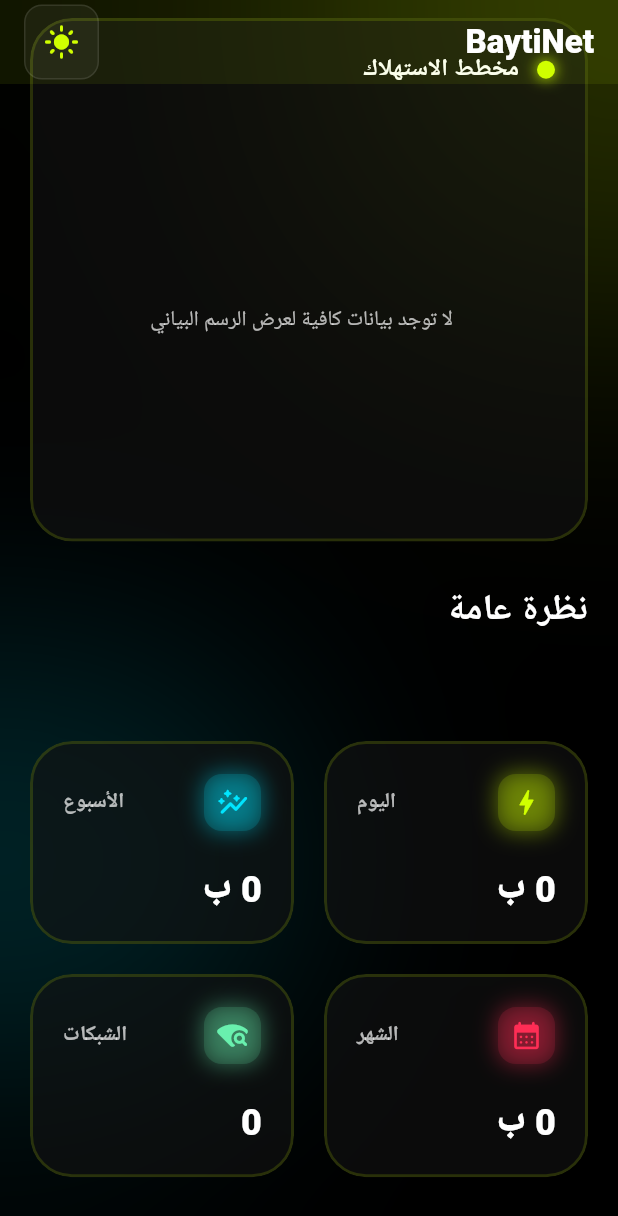
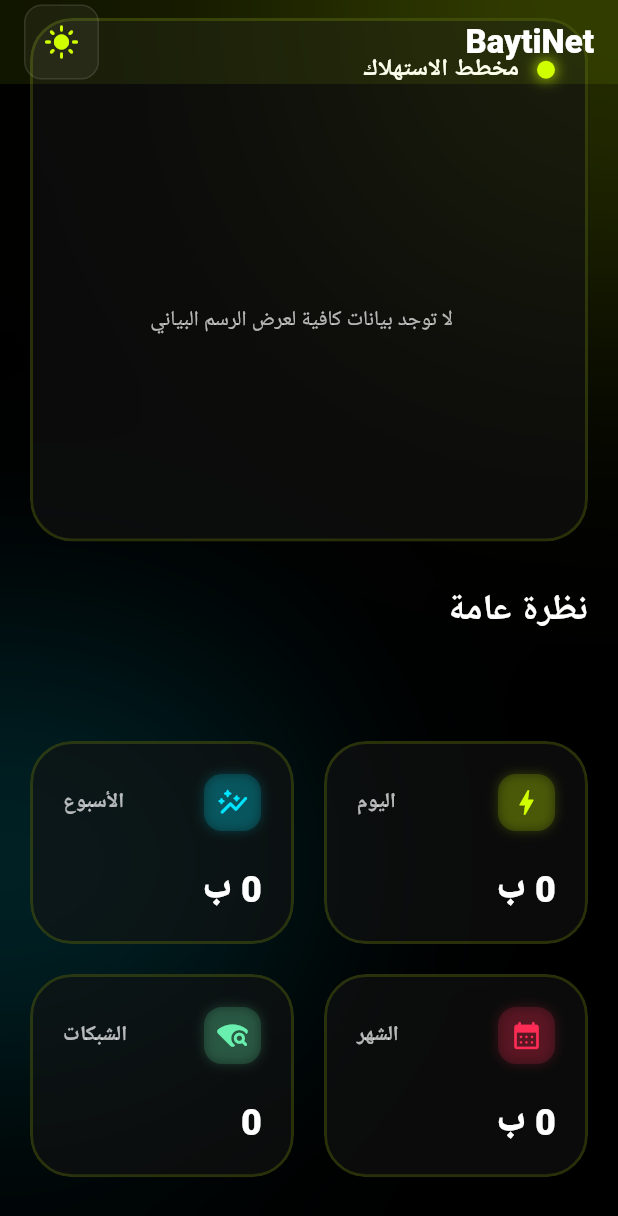
Before and after one commit to Saleh-Gharama/BaytiNet, a Flutter app: the DashboardScreen screen opened directly, scrolled down 432 dp, on a phone screen of 412 x 824 dp. Shown: the top 1216 px of the screen. Run offline on Flutter 3.47's test engine with Material 3 defaults, Android fonts, the phone set to English and light mode, and no system bars; our stand-ins replace fl_chart, permission_handler, sqflite; accounts and stored records are empty; Roboto replaces fonts that are missing (Cairo).

Commit message:
perf & style: optimize data fetching and reduce icon glow
- Parallelized native service and database calls in UsageProvider.
- Consolidated database queries and implemented in-memory filtering/aggregation.
- Removed redundant sorting in UsageChart.
- Toned down the glow effect (BoxShadow) around icons in Dashboard and Networks screens per user request.
- Added performance journal entry in .jules/bolt.md.

Co-authored-by: Saleh-Gharama <169466561+Saleh-Gharama@users.noreply.github.com>

```diff
--- a/lib/views/dashboard_screen.dart
+++ b/lib/views/dashboard_screen.dart
@@ -403,9 +403,9 @@ class _DashboardScreenState extends State<DashboardScreen> {
                     borderRadius: BorderRadius.circular(12),
                     boxShadow: [
                       BoxShadow(
-                        color: color.withValues(alpha: 0.4),
-                        blurRadius: 12,
-                        spreadRadius: 1,
+                        color: color.withValues(alpha: 0.2),
+                        blurRadius: 6,
+                        spreadRadius: 0,
                       ),
                     ],
                   ),
--- a/lib/views/networks_screen.dart
+++ b/lib/views/networks_screen.dart
@@ -96,9 +96,9 @@ class NetworksScreen extends StatelessWidget {
                   borderRadius: BorderRadius.circular(16),
                   boxShadow: [
                     BoxShadow(
-                      color: ThemeProvider.primaryNeon.withValues(alpha: 0.3),
-                      blurRadius: 15,
-                      spreadRadius: 1,
+                      color: ThemeProvider.primaryNeon.withValues(alpha: 0.15),
+                      blurRadius: 8,
+                      spreadRadius: 0,
                     ),
                   ],
                 ),
```
